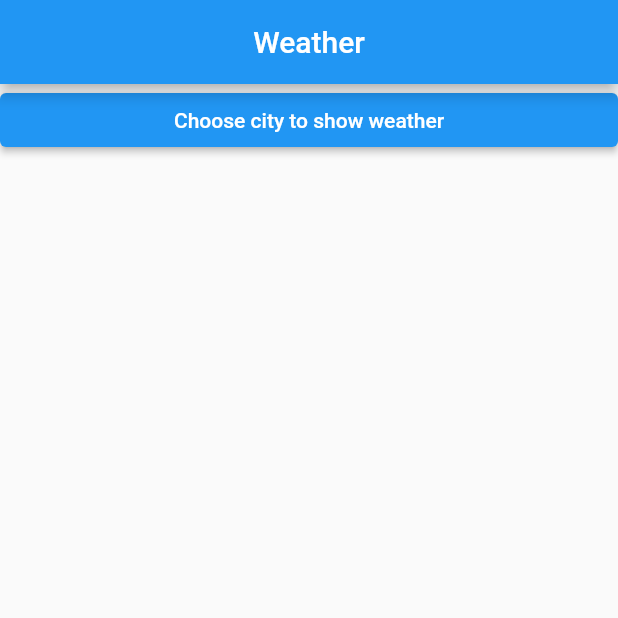
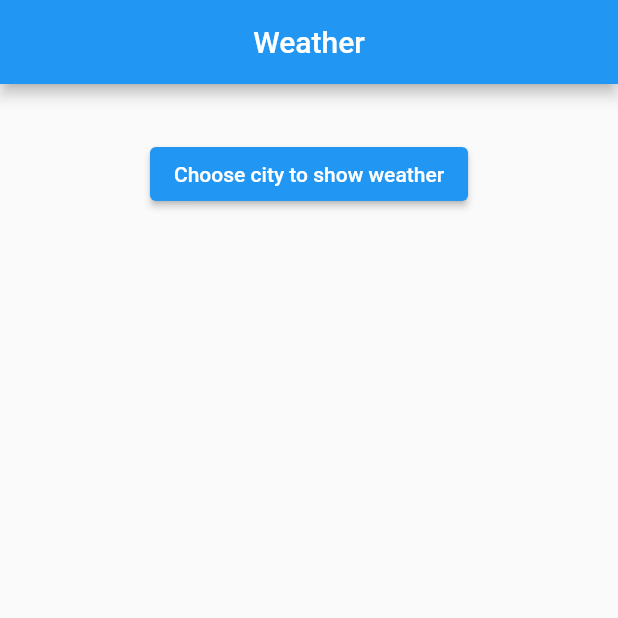
Before and after one commit to NikonovichN/riverpod_weather_ex, a Flutter app: the screen it shows after launch, on a phone screen of 412 x 824 dp, the top half of it. Run offline on Flutter 3.47's test engine with Material 2 defaults, Android fonts, the phone set to English and light mode, and no system bars; our stand-ins replace flutter_riverpod, freezed_annotation, hooks_riverpod.

Commit message:
add: complete weather feature

```diff
--- a/lib/src/features/weather/application/weather_service.dart
+++ b/lib/src/features/weather/application/weather_service.dart
@@ -1,5 +1,6 @@
 import 'package:hooks_riverpod/hooks_riverpod.dart';
 
+import '../../cities/domain/entities/cities.dart';
 import '../domain/entities/weather.dart';
 import '../repositories/weather_repository.dart';
 import '../../cities/repositories/cities_repository.dart';
@@ -11,6 +12,8 @@ class WeatherService {
 
   const WeatherService(Ref ref) : _ref = ref;
 
+  City? get getCurrentCity => _ref.read(cityRepository).currentCity;
+
   Future<Weather?> fetchWeather() async {
     final currentCity = _ref.read(cityRepository).currentCity;
 
--- a/lib/src/features/weather/presentation/providers/screen_providers.dart
+++ b/lib/src/features/weather/presentation/providers/screen_providers.dart
@@ -1,5 +1,6 @@
 import 'package:hooks_riverpod/hooks_riverpod.dart';
 
+import '../../../cities/domain/entities/cities.dart';
 import '../../application/weather_service.dart';
 import '../../domain/entities/weather.dart';
 import '../../../cities/presentation/providers/screen_providers.dart';
@@ -13,3 +14,7 @@ final weatherDataProvider = FutureProvider.autoDispose<Weather?>(
     return await weatherService.fetchWeather();
   },
 );
+
+final getCurrentCityProvider = Provider.autoDispose<City?>(
+  (ref) => ref.read(weatherServiceProvider).getCurrentCity,
+);
--- a/lib/src/features/weather/presentation/screens/home.dart
+++ b/lib/src/features/weather/presentation/screens/home.dart
@@ -2,6 +2,7 @@ import 'package:flutter/material.dart';
 
 import 'package:hooks_riverpod/hooks_riverpod.dart';
 
+import '../widgets/weather_details_card.dart';
 import '../providers/screen_providers.dart';
 
 class HomeScreen extends HookConsumerWidget {
@@ -15,21 +16,44 @@ class HomeScreen extends HookConsumerWidget {
         title: const Text('Weather'),
       ),
       body: ref.watch(weatherDataProvider).map(
-            data: (data) => ListView(
-              children: data.value?.weatherList == null
-                  ? [
-                      ElevatedButton(
+            data: (data) {
+              final currentCity = ref.read(getCurrentCityProvider);
+
+              return ListView(
+                padding: const EdgeInsets.all(16),
+                children: [
+                  Padding(
+                    padding: const EdgeInsets.symmetric(vertical: 20),
+                    child: Center(
+                      child: ElevatedButton(
                         onPressed: () =>
                             Navigator.of(context).pushNamed('/cities'),
                         child: const Text('Choose city to show weather'),
                       ),
-                    ]
-                  : data.value!.weatherList
-                      .map(
-                        (e) => Text(e.toString()),
-                      )
-                      .toList(),
-            ),
+                    ),
+                  ),
+                  if (currentCity != null)
+                    Text(
+                      currentCity.name,
+                      textAlign: TextAlign.center,
+                      style: const TextStyle(
+                        fontSize: 18,
+                        fontWeight: FontWeight.bold,
+                      ),
+                    ),
+                  const SizedBox(height: 20),
+                  if (data.value != null)
+                    ...data.value!.weatherList
+                        .map(
+                          (weatherData) => WeatherDetailsCard(
+                            key: ValueKey(weatherData.date),
+                            weatherDetails: weatherData,
+                          ),
+                        )
+                        .toList(),
+                ],
+              );
+            },
             error: (error) => Center(child: Text(error.toString())),
             loading: (_) => const Center(child: CircularProgressIndicator()),
           ),
```
Also changed, not shown: lib/src/features/weather/domain/entities/weather.dart (+24 -0 lines), lib/src/features/weather/presentation/widgets/weather_details_card.dart (added, +50 -0 lines).
